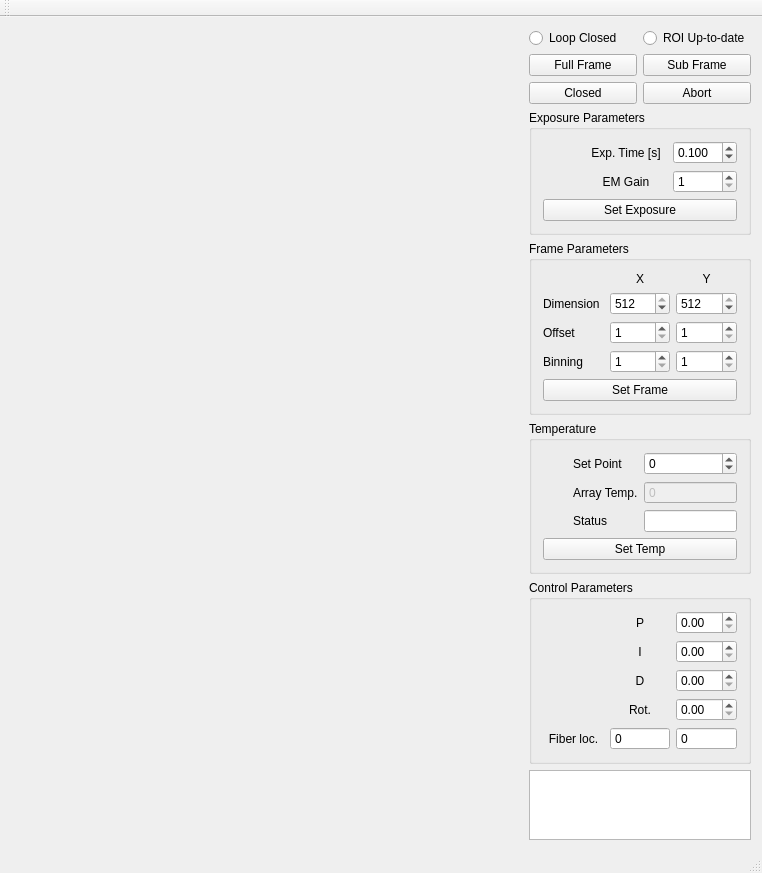
Above: src/fttMainWindow.ui from tmccrack/cameraLibrary before the change. Below: the same form after it.
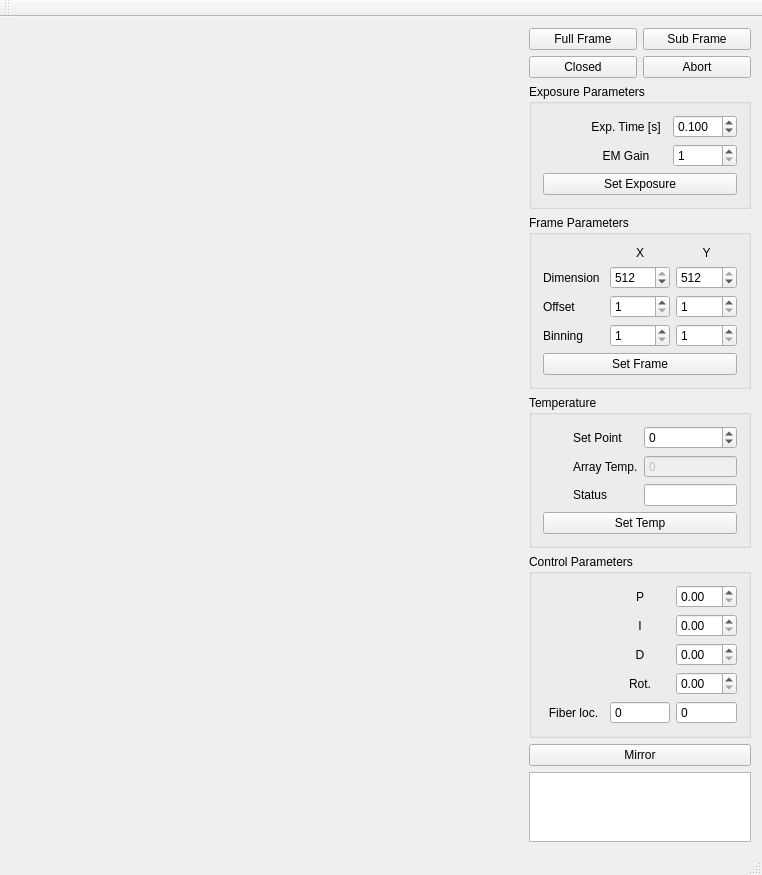
That is the form after the change.

Commit message: Implemented mirror control

What changed in the file:
```diff
--- a/src/fttMainWindow.ui
+++ b/src/fttMainWindow.ui
@@ -36,7 +36,7 @@
      <layout class="QVBoxLayout" name="button_vl">
       <item>
        <layout class="QGridLayout" name="button_grid">
-        <item row="5" column="2">
+        <item row="4" column="2">
          <widget class="QPushButton" name="btn_SubFrame">
           <property name="sizePolicy">
            <sizepolicy hsizetype="Expanding" vsizetype="Fixed">
@@ -58,7 +58,7 @@
           </property>
          </widget>
         </item>
-        <item row="5" column="1">
+        <item row="4" column="1">
          <widget class="QPushButton" name="btn_FullFrame">
           <property name="sizePolicy">
            <sizepolicy hsizetype="Expanding" vsizetype="Fixed">
@@ -80,21 +80,7 @@
           </property>
          </widget>
         </item>
-        <item row="0" column="1">
-         <widget class="QRadioButton" name="rad_RoiStatus">
-          <property name="text">
-           <string>Loop Closed</string>
-          </property>
-         </widget>
-        </item>
-        <item row="0" column="2">
-         <widget class="QRadioButton" name="rad_ClosedStatus">
-          <property name="text">
-           <string>ROI Up-to-date</string>
-          </property>
-         </widget>
-        </item>
-        <item row="6" column="1">
+        <item row="5" column="1">
          <widget class="QPushButton" name="btn_Closed">
           <property name="sizePolicy">
            <sizepolicy hsizetype="Expanding" vsizetype="Fixed">
@@ -116,7 +102,7 @@
           </property>
          </widget>
         </item>
-        <item row="6" column="2">
+        <item row="5" column="2">
          <widget class="QPushButton" name="btn_Abort">
           <property name="sizePolicy">
            <sizepolicy hsizetype="Expanding" vsizetype="Fixed">
@@ -618,6 +604,13 @@
         </layout>
        </widget>
       </item>
+      <item>
+       <widget class="QPushButton" name="btn_Mirror">
+        <property name="text">
+         <string>Mirror</string>
+        </property>
+       </widget>
+      </item>
       <item>
        <widget class="QPlainTextEdit" name="logUpdateText"/>
       </item>
```
The commit also changes 9 other files.
